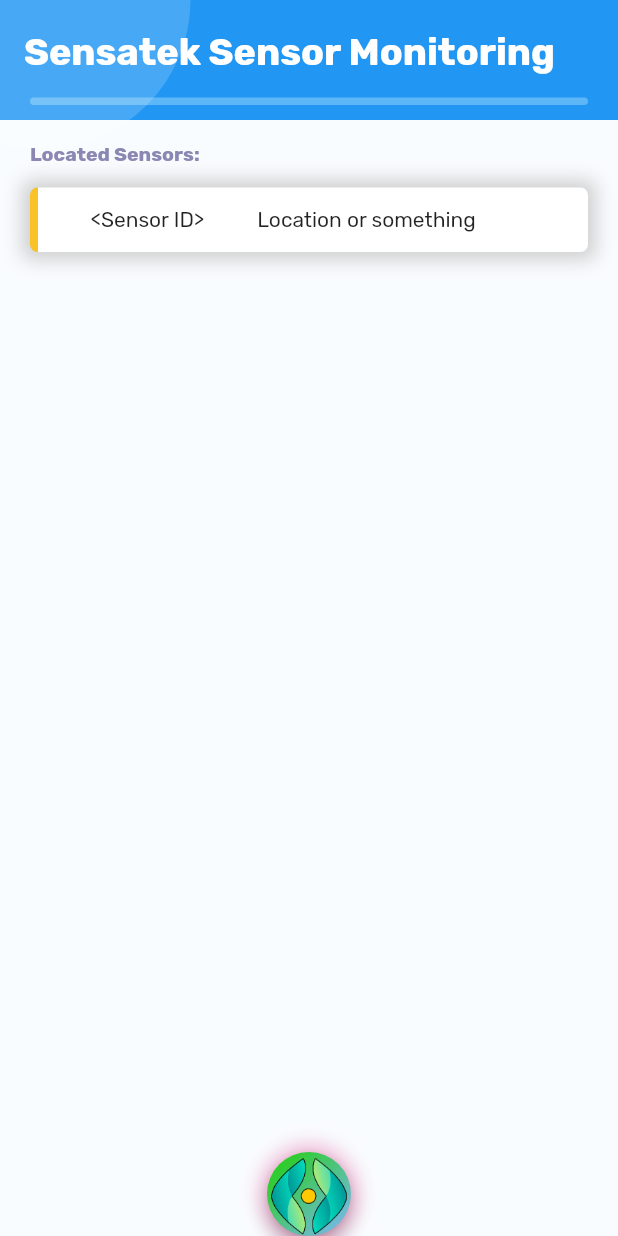
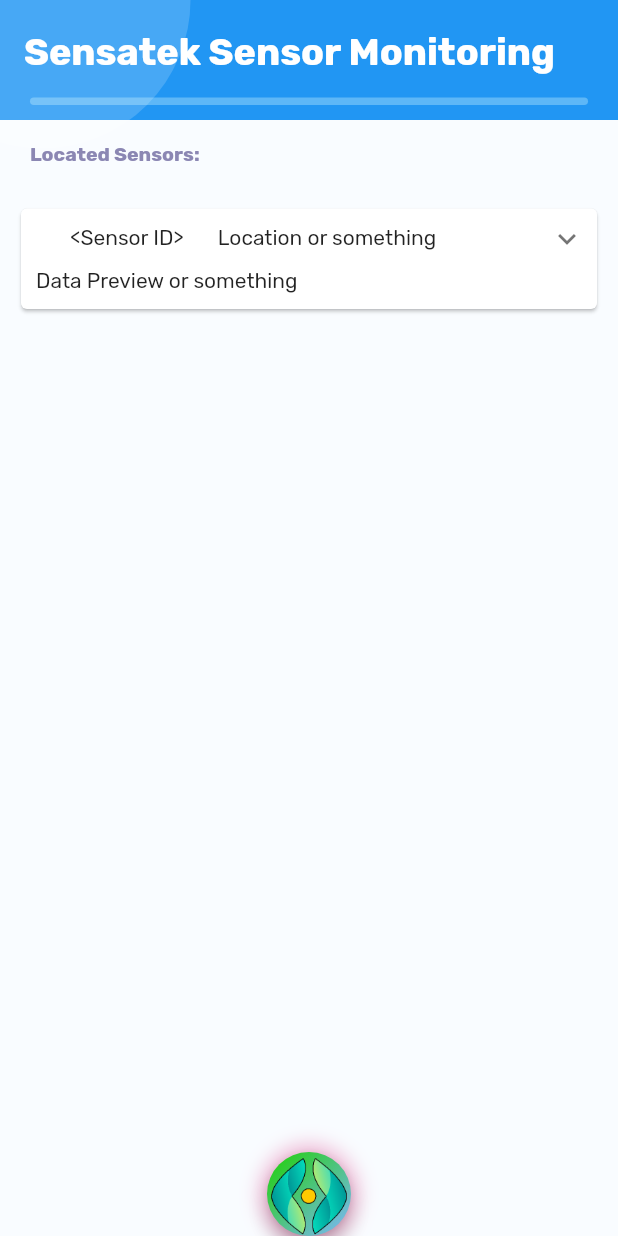
Before and after one commit to kthomas4031/Sensortek, a Flutter app: the screen it shows after launch, on a phone screen of 412 x 824 dp. Run offline on Flutter 3.47's test engine with Material 2 defaults, Android fonts, the phone set to English and light mode, and no system bars; drawn by our look-alikes of expandable; our stand-ins replace flutter_slidable, gradient_app_bar.

Commit message:
Added expandable list

```diff
--- a/lib/home.dart
+++ b/lib/home.dart
@@ -1,10 +1,12 @@
 import 'package:flutter/material.dart';
 
 import 'package:flutter_slidable/flutter_slidable.dart';
+import 'package:expandable/expandable.dart';
 
 import 'package:flutter_todolist/appBars.dart';
 import 'package:flutter_todolist/fab.dart';
 import 'package:flutter_todolist/util.dart';
+
 
 class Home extends StatefulWidget {
   Home({Key key}) : super(key: key);
@@ -34,16 +36,32 @@ class _HomeState extends State<Home> {
                     color: CustomColors.TextSubHeader),
               ),
             ),
-            Container(
-              margin: EdgeInsets.fromLTRB(20, 0, 20, 15),
-              padding: EdgeInsets.fromLTRB(5, 13, 5, 13),
+            ExpandableNotifier(child: Padding(
+              padding: const EdgeInsets.all(10),
+              child: Card(
+                clipBehavior: Clip.antiAlias,
+                  child: Column(
+                    children: <Widget>[
+                    ScrollOnExpand(
+                      scrollOnExpand: true,
+                      scrollOnCollapse: false,
+                      child: ExpandablePanel(
+                        theme: const ExpandableThemeData(
+                          headerAlignment: ExpandablePanelHeaderAlignment.center,
+                          tapBodyToCollapse: true,
+                        ),
+
+                      header: Padding(
+                          padding: EdgeInsets.all(10),
+                          // child: Text(
+                          //   "<Sensor ID>",
+                          //   style: Theme.of(context).textTheme.body2,
+                          // )),
                           child: Row(
                             mainAxisAlignment: MainAxisAlignment.spaceEvenly,
                             children: <Widget>[
-                  // Image.asset('assets/images/checked.png'),
                               Text(
                                 '<Sensor ID>',
-                    // style: TextStyle(color: CustomColors.TextGrey),
                               ),
                               Container(
                                 width: 180,
@@ -51,28 +69,62 @@ class _HomeState extends State<Home> {
                                   'Location or something',
                                 )
                               ),
-                  // Image.asset('assets/images/bell-small.png'),
+                            ],
+                          )),
+                      collapsed: Text(
+                        "Data Preview or something",
+                        softWrap: true,
+                        maxLines: 2,
+                      ),
+
+                      expanded: Column(
+                        crossAxisAlignment: CrossAxisAlignment.start,
+                        children: <Widget>[
+                        //   for (var _ in Iterable.generate(5))
+                            Padding(
+                                padding: EdgeInsets.only(bottom: 10),
+                                child: Text(
+                                  "Data",
+                                  softWrap: true,
+                                  overflow: TextOverflow.fade,
+                                )),
                         ],
                       ),
-              decoration: BoxDecoration(
-                gradient: LinearGradient(
-                  stops: [0.015, 0.015],
-                  colors: [CustomColors.YellowIcon, Colors.white],
+
+                      builder: (_, collapsed, expanded) {
+                        return Padding(
+                          padding: EdgeInsets.only(left: 10, right: 10, bottom: 10),
+                          child: Expandable(
+                            collapsed: collapsed,
+                            expanded: expanded,
+                            theme: const ExpandableThemeData(crossFadePoint: 0),
                           ),
-                borderRadius: BorderRadius.all(
-                  Radius.circular(5.0),
+                        );
+                      },
               ),
-                boxShadow: [
-                  BoxShadow(
-                    color: CustomColors.GreyBorder,
-                    blurRadius: 10.0,
-                    spreadRadius: 5.0,
-                    offset: Offset(0.0, 0.0),
             ),
           ],
         ),
       ),
-            SizedBox(height: 15)
+    )),
+            //   decoration: BoxDecoration(
+            //     gradient: LinearGradient(
+            //       stops: [0.015, 0.015],
+            //       colors: [CustomColors.YellowIcon, Colors.white],
+            //     ),
+            //     borderRadius: BorderRadius.all(
+            //       Radius.circular(5.0),
+            //     ),
+            //     boxShadow: [
+            //       BoxShadow(
+            //         color: CustomColors.GreyBorder,
+            //         blurRadius: 10.0,
+            //         spreadRadius: 5.0,
+            //         offset: Offset(0.0, 0.0),
+            //       ),
+            //     ],
+            //   ),
+            // SizedBox(height: 15)
           ],
         ),
       ),
@@ -81,3 +133,65 @@ class _HomeState extends State<Home> {
     );
   }
 }
+
+// class Card1 extends StatelessWidget {
+//   @override
+//   Widget build(BuildContext context) {
+//     return ExpandableNotifier(
+//         child: Padding(
+//       padding: const EdgeInsets.all(10),
+//       child: Card(
+//         clipBehavior: Clip.antiAlias,
+//         child: Column(
+//           children: <Widget>[
+//             ScrollOnExpand(
+//               scrollOnExpand: true,
+//               scrollOnCollapse: false,
+//               child: ExpandablePanel(
+//                 theme: const ExpandableThemeData(
+//                   headerAlignment: ExpandablePanelHeaderAlignment.center,
+//                   tapBodyToCollapse: true,
+//                 ),
+//                 header: Padding(
+//                     padding: EdgeInsets.all(10),
+//                     child: Text(
+//                       "ExpandablePanel",
+//                       style: Theme.of(context).textTheme.body2,
+//                     )),
+//                 collapsed: Text(
+//                   loremIpsum,
+//                   softWrap: true,
+//                   maxLines: 2,
+//                   overflow: TextOverflow.ellipsis,
+//                 ),
+//                 expanded: Column(
+//                   crossAxisAlignment: CrossAxisAlignment.start,
+//                   children: <Widget>[
+//                     for (var _ in Iterable.generate(5))
+//                       Padding(
+//                           padding: EdgeInsets.only(bottom: 10),
+//                           child: Text(
+//                             loremIpsum,
+//                             softWrap: true,
+//                             overflow: TextOverflow.fade,
+//                           )),
+//                   ],
+//                 ),
+//                 builder: (_, collapsed, expanded) {
+//                   return Padding(
+//                     padding: EdgeInsets.only(left: 10, right: 10, bottom: 10),
+//                     child: Expandable(
+//                       collapsed: collapsed,
+//                       expanded: expanded,
+//                       theme: const ExpandableThemeData(crossFadePoint: 0),
+//                     ),
+//                   );
+//                 },
+//               ),
+//             ),
+//           ],
+//         ),
+//       ),
+//     ));
+//   }
+// }
--- a/pubspec.yaml
+++ b/pubspec.yaml
@@ -7,6 +7,7 @@ environment:
   sdk: ">=2.2.0 <3.0.0"
 
 dependencies:
+  expandable: ^4.1.2
   flutter:
     sdk: flutter
 
```
Also changed, not shown: pubspec.lock. Lines whose indentation alone changed are shown as unchanged.
